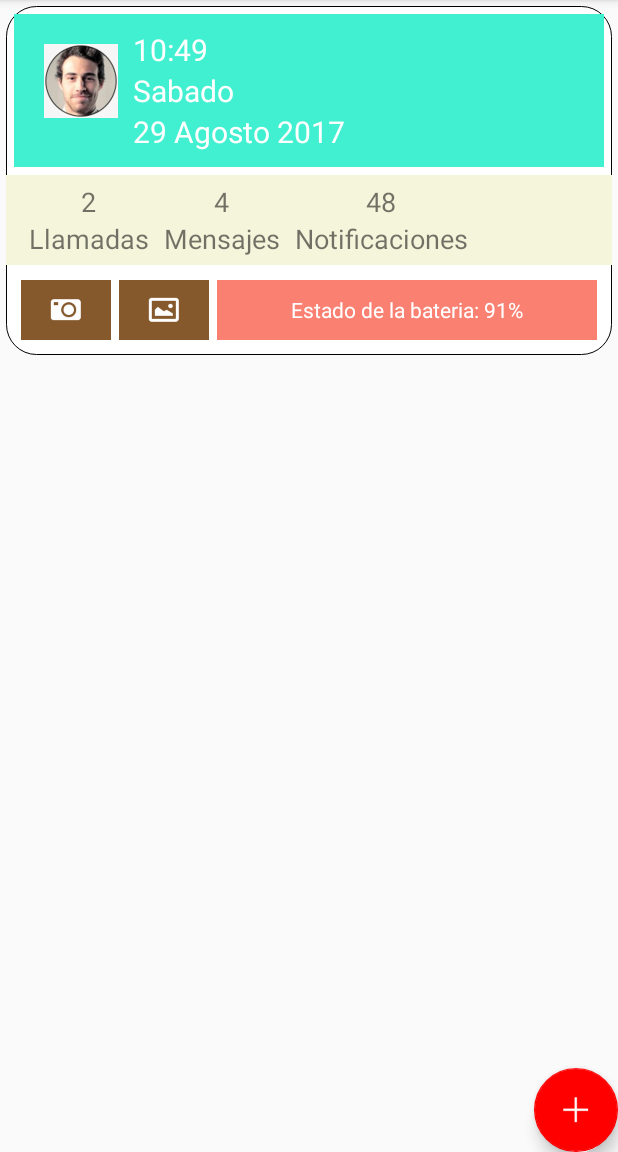
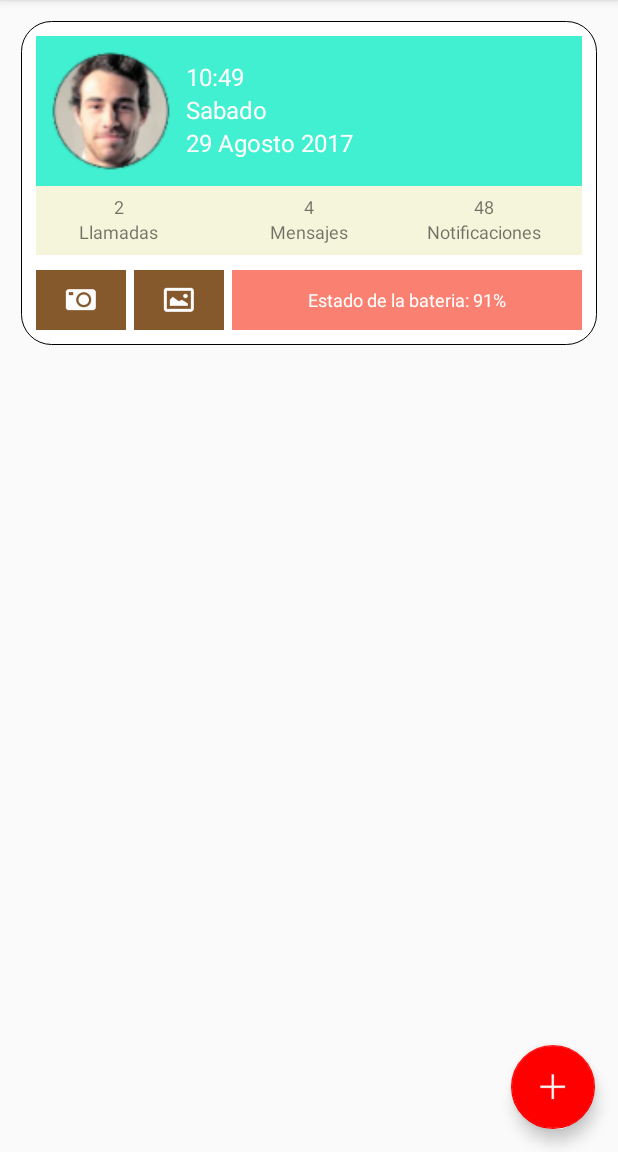
Before and after one commit to AlejaSalasCabrera/Taller, an Android app: the screen it shows after launch (MainActivity), on a phone screen of 412 x 824 dp, the part 84-1236 px from its top. Run offline under Robolectric (Android 15) with nearby library versions, the phone set to English and light mode, and no system bars.

```diff
--- a/app/src/main/java/com/i012114/taller/MainActivity.java
+++ b/app/src/main/java/com/i012114/taller/MainActivity.java
@@ -1,8 +1,12 @@
 package com.i012114.taller;
 
+import android.support.design.widget.FloatingActionButton;
 import android.support.v7.app.AppCompatActivity;
 import android.os.Bundle;
+import android.view.ContextMenu;
 import android.view.Menu;
+import android.view.MenuInflater;
+import android.view.View;
 
 public class MainActivity extends AppCompatActivity {
 
@@ -10,6 +14,9 @@ public class MainActivity extends AppCompatActivity {
     protected void onCreate(Bundle savedInstanceState) {
         super.onCreate(savedInstanceState);
         setContentView(R.layout.activity_main);
+
+        FloatingActionButton mop =(FloatingActionButton) findViewById(R.id.fab_1);
+        registerForContextMenu(mop);
     }
 
     @Override
@@ -17,4 +24,12 @@ public class MainActivity extends AppCompatActivity {
         getMenuInflater().inflate(R.menu.menu,menu);
         return true;
     }
+
+    @Override
+    public void onCreateContextMenu(ContextMenu menu, View v, ContextMenu.ContextMenuInfo menuInfo) {
+        super.onCreateContextMenu(menu, v, menuInfo);
+        MenuInflater inflater = getMenuInflater();
+        menu.setHeaderTitle("Mis opciones");
+        inflater.inflate(R.menu.menu, menu);
+    }
 }
--- a/app/src/main/res/layout/activity_main.xml
+++ b/app/src/main/res/layout/activity_main.xml
@@ -21,6 +21,8 @@
                 android:layout_width="match_parent"
                 android:layout_height="match_parent"
                 android:background="@drawable/border_radius"
+                android:padding="10dp"
+                android:layout_margin="10dp"
                 >
 
                 <RelativeLayout
@@ -28,15 +30,13 @@
                     android:layout_width="match_parent"
                     android:layout_height="wrap_content"
                     android:background="@color/colorHeader"
-                    android:layout_margin="5dp"
-                    android:padding="10dp"
                     >
 
                     <ImageView
                         android:id="@+id/img1"
-                        android:layout_width="wrap_content"
-                        android:layout_height="wrap_content"
-                        android:src="@drawable/img_20170829_wa0002"
+                        android:layout_width="80dp"
+                        android:layout_height="80dp"
+                        android:src="@drawable/img1"
                         android:layout_margin="10dp"
                         />
                     <TextView
@@ -45,8 +45,9 @@
                         android:layout_height="wrap_content"
                         android:text="@string/str1"
                         android:layout_toRightOf="@id/img1"
-                        android:textSize="20dp"
+                        android:textSize="16sp"
                         android:textColor="@android:color/white"
+                        android:layout_marginTop="16dp"
                         />
                     <TextView
                         android:id="@+id/txt2"
@@ -54,7 +55,7 @@
                         android:layout_height="wrap_content"
                         android:text="@string/str2"
                         android:layout_toRightOf="@id/img1"
-                        android:textSize="20dp"
+                        android:textSize="16sp"
                         android:layout_below="@id/txt1"
                         android:layout_alignLeft="@id/txt1"
                         android:textColor="@android:color/white"
@@ -65,7 +66,7 @@
                         android:layout_height="wrap_content"
                         android:text="@string/str3"
                         android:layout_toRightOf="@id/img1"
-                        android:textSize="20dp"
+                        android:textSize="16sp"
                         android:layout_below="@id/txt2"
                         android:layout_alignLeft="@id/txt2"
                         android:textColor="@android:color/white"
@@ -84,10 +85,10 @@
 
                     <RelativeLayout
                         android:id="@+id/rl3"
-                        android:layout_width="wrap_content"
-                        android:layout_height="wrap_content"
-                        android:layout_marginRight="10dp"
-                        android:layout_marginLeft="10dp"
+                        android:layout_width="100dp"
+                        android:layout_height="35dp"
+                        android:layout_alignParentLeft="true"
+
                         >
 
                         <TextView
@@ -95,7 +96,7 @@
                             android:layout_width="wrap_content"
                             android:layout_height="wrap_content"
                             android:text="@string/str4"
-                            android:textSize="18dp"
+                            android:textSize="12sp"
                             android:layout_alignParentTop="true"
                             android:layout_centerInParent="true"
                             />
@@ -104,25 +105,25 @@
                             android:layout_width="wrap_content"
                             android:layout_height="wrap_content"
                             android:text="@string/str5"
-                            android:textSize="18dp"
+                            android:textSize="12sp"
                             android:layout_below="@id/txt4"
-
+                            android:layout_centerInParent="true"
                             />
 
                     </RelativeLayout>
                     <RelativeLayout
                         android:id="@+id/rl4"
-                        android:layout_width="wrap_content"
-                        android:layout_height="wrap_content"
-                        android:layout_toRightOf="@id/rl3"
-                        android:layout_marginRight="10dp"
+                        android:layout_width="100dp"
+                        android:layout_height="35dp"
+                        android:layout_centerHorizontal="true"
                         >
+
                         <TextView
                             android:id="@+id/txt6"
                             android:layout_width="wrap_content"
                             android:layout_height="wrap_content"
                             android:text="@string/str6"
-                            android:textSize="18dp"
+                            android:textSize="12sp"
                             android:layout_alignParentTop="true"
                             android:layout_centerInParent="true"
 
@@ -132,17 +133,17 @@
                             android:layout_width="wrap_content"
                             android:layout_height="wrap_content"
                             android:text="@string/str7"
-                            android:textSize="18dp"
+                            android:textSize="12sp"
                             android:layout_below="@id/txt6"
+                            android:layout_centerInParent="true"
                             />
 
                     </RelativeLayout>
                     <RelativeLayout
                         android:id="@+id/rl5"
-                        android:layout_width="wrap_content"
-                        android:layout_height="wrap_content"
-                        android:layout_toRightOf="@id/rl4"
-                        android:layout_marginRight="10dp"
+                        android:layout_width="120dp"
+                        android:layout_height="35dp"
+                        android:layout_alignParentRight="true"
                         >
 
                         <TextView
@@ -150,7 +151,7 @@
                             android:layout_width="wrap_content"
                             android:layout_height="wrap_content"
                             android:text="@string/str8"
-                            android:textSize="18dp"
+                            android:textSize="12sp"
                             android:layout_alignParentTop="true"
                             android:layout_centerInParent="true"
                             />
@@ -159,8 +160,9 @@
                             android:layout_width="wrap_content"
                             android:layout_height="wrap_content"
                             android:text="@string/str9"
-                            android:textSize="18dp"
+                            android:textSize="12sp"
                             android:layout_below="@id/txt8"
+                            android:layout_centerInParent="true"
                             />
 
                     </RelativeLayout>
@@ -172,8 +174,6 @@
                     android:layout_height="wrap_content"
                     android:layout_below="@id/rl2"
                     android:paddingTop="10dp"
-                    android:paddingBottom="10dp"
-
                     >
 
                     <RelativeLayout
@@ -182,7 +182,7 @@
                         android:layout_height="40dp"
                         android:background="@color/colorCafe"
                         android:layout_marginRight="5dp"
-                        android:layout_marginLeft="10dp"
+
                         >
 
                         <ImageView
@@ -219,13 +219,13 @@
                         android:background="@color/colorCoral"
                         android:layout_toRightOf="@id/rl7"
                         android:padding="5dp"
-                        android:layout_marginRight="10dp"
+
                         >
                         <TextView
                             android:layout_width="wrap_content"
                             android:layout_height="wrap_content"
                             android:text="@string/str10"
-                            android:textSize="14sp"
+                            android:textSize="12sp"
                             android:layout_centerInParent="true"
                             android:textColor="@android:color/white"
                             />
@@ -245,6 +245,7 @@
         android:layout_gravity="bottom|end"
         android:src="@drawable/icons8_plus_math_64"
         app:backgroundTint="@color/colorRojo"
+        android:layout_margin="15dp"
         />
 
 </android.support.design.widget.CoordinatorLayout>
```
Also changed, not shown: app/src/main/res/drawable-hdpi/img1.png (added), app/src/main/res/drawable-mdpi/img1.png (added), app/src/main/res/drawable-xhdpi/img1.png (added), app/src/main/res/drawable-xxhdpi/img1.png (added), app/src/main/res/drawable-xxxhdpi/img1.png (added).
